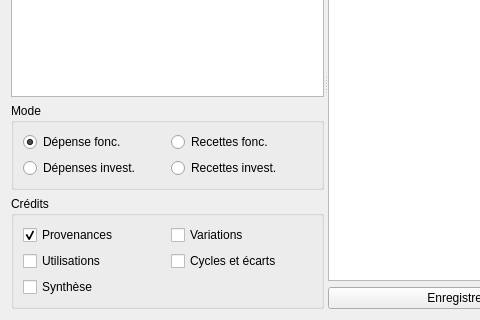
This is formreportingexplore.ui in GiPiLab/ProtonClassicSuite as Qt 5 draws it before an edit; both pictures show x 0 to 480 and y 152 to 472 of the 649 by 472 pixel window. The edited form follows.
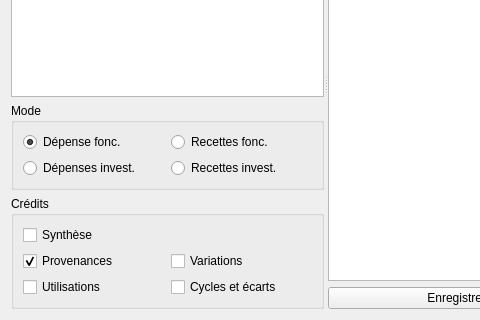
This is the edited form. Icons and pictures are not drawn.

Commit message:
UI fixes and allows to modify nodes labels on finished trees
	- signals/slots to signal modifications on audits/reportings is
	  not implemented

Diff of the .ui file:
```diff
--- a/formreportingexplore.ui
+++ b/formreportingexplore.ui
@@ -84,7 +84,14 @@
           <string>Crédits</string>
          </property>
          <layout class="QGridLayout" name="gridLayout_2">
-          <item row="0" column="0">
+          <item row="0" column="0" colspan="2">
+           <widget class="QCheckBox" name="checkBoxS">
+            <property name="text">
+             <string>Synthèse</string>
+            </property>
+           </widget>
+          </item>
+          <item row="1" column="0">
            <widget class="QCheckBox" name="checkBoxA">
             <property name="text">
              <string>Provenances</string>
@@ -94,34 +101,27 @@
             </property>
            </widget>
           </item>
-          <item row="0" column="1">
+          <item row="1" column="1">
            <widget class="QCheckBox" name="checkBoxB">
             <property name="text">
              <string>Variations</string>
             </property>
            </widget>
           </item>
-          <item row="1" column="0">
+          <item row="2" column="0">
            <widget class="QCheckBox" name="checkBoxC">
             <property name="text">
              <string>Utilisations</string>
             </property>
            </widget>
           </item>
-          <item row="1" column="1">
+          <item row="2" column="1">
            <widget class="QCheckBox" name="checkBoxD">
             <property name="text">
              <string>Cycles et écarts</string>
             </property>
            </widget>
           </item>
-          <item row="2" column="0" colspan="2">
-           <widget class="QCheckBox" name="checkBoxS">
-            <property name="text">
-             <string>Synthèse</string>
-            </property>
-           </widget>
-          </item>
          </layout>
         </widget>
        </item>
```
The commit also changes 2 other files.
